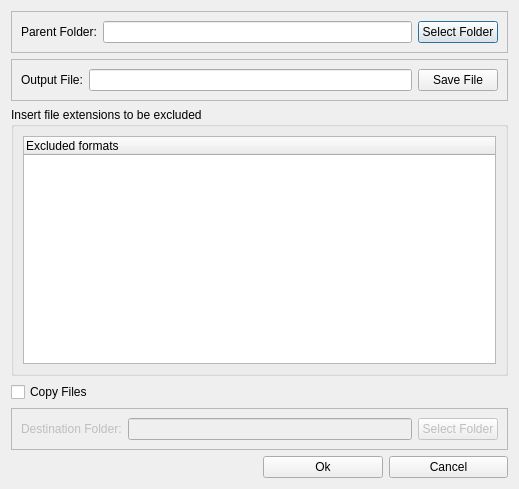
The window that InventoryTools/ui_inventoryTools.ui (dsgoficial/DsgTools) describes before a commit, drawn with Qt 5.
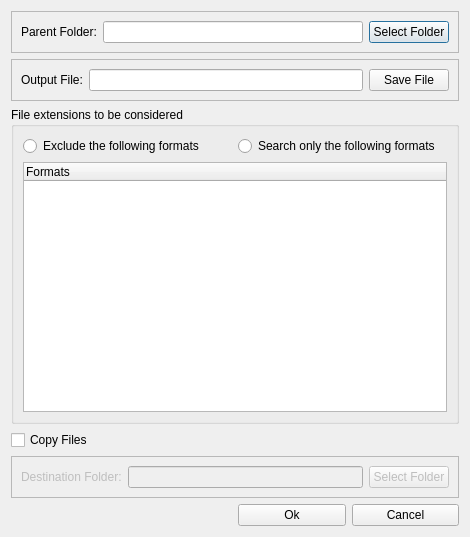
The same window after the commit.

```diff
--- a/InventoryTools/ui_inventoryTools.ui
+++ b/InventoryTools/ui_inventoryTools.ui
@@ -6,8 +6,8 @@
    <rect>
     <x>0</x>
     <y>0</y>
-    <width>519</width>
-    <height>489</height>
+    <width>470</width>
+    <height>537</height>
    </rect>
   </property>
   <property name="windowTitle">
@@ -83,14 +83,32 @@
    <item row="2" column="0" colspan="2">
     <widget class="QGroupBox" name="groupBox">
      <property name="title">
-      <string>Insert file extensions to be excluded</string>
+      <string>File extensions to be considered</string>
      </property>
      <layout class="QGridLayout" name="gridLayout">
       <item row="0" column="0">
+       <layout class="QHBoxLayout" name="horizontalLayout_5">
+        <item>
+         <widget class="QRadioButton" name="blacklistRadio">
+          <property name="text">
+           <string>Exclude the following formats</string>
+          </property>
+         </widget>
+        </item>
+        <item>
+         <widget class="QRadioButton" name="whitelistRadio">
+          <property name="text">
+           <string>Search only the following formats</string>
+          </property>
+         </widget>
+        </item>
+       </layout>
+      </item>
+      <item row="1" column="0">
        <widget class="QTreeWidget" name="treeWidget">
         <column>
          <property name="text">
-          <string>Excluded formats</string>
+          <string>Formats</string>
          </property>
         </column>
        </widget>
```
